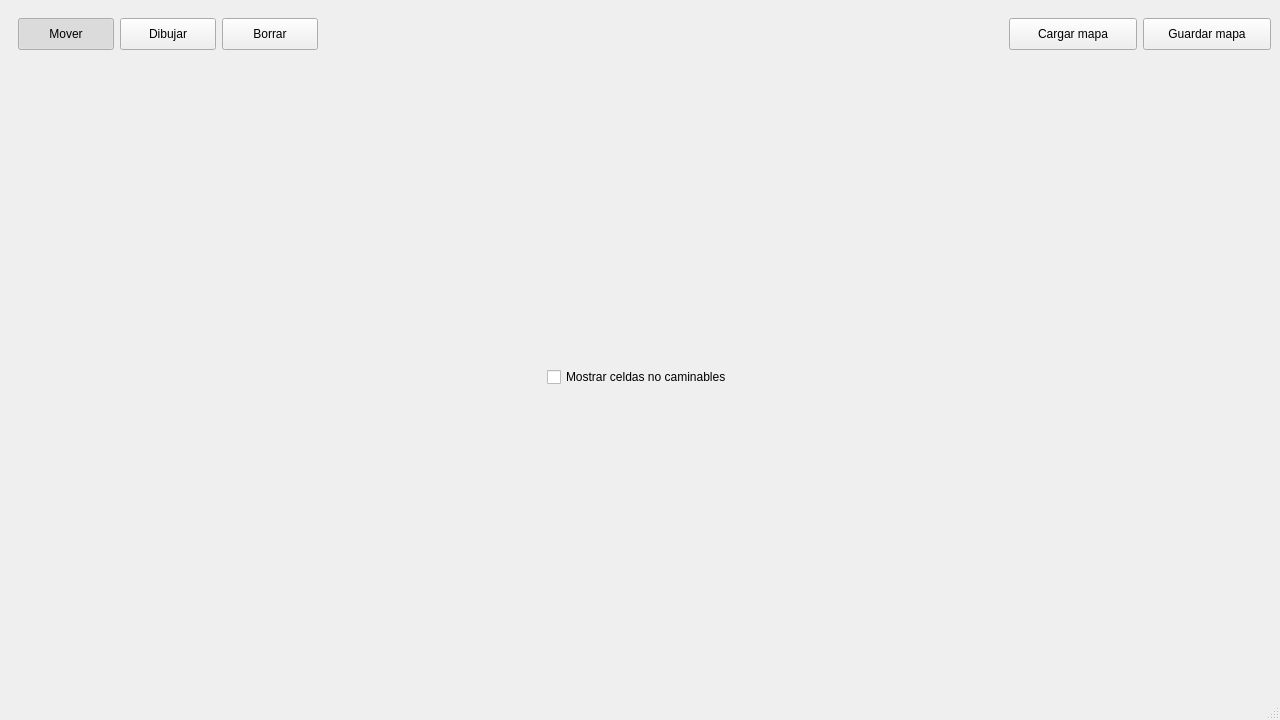
Above: editor/ui/editor.ui from Nicolas-Olivieri/taller-tp-grupal before the change. Below: the same form after it.
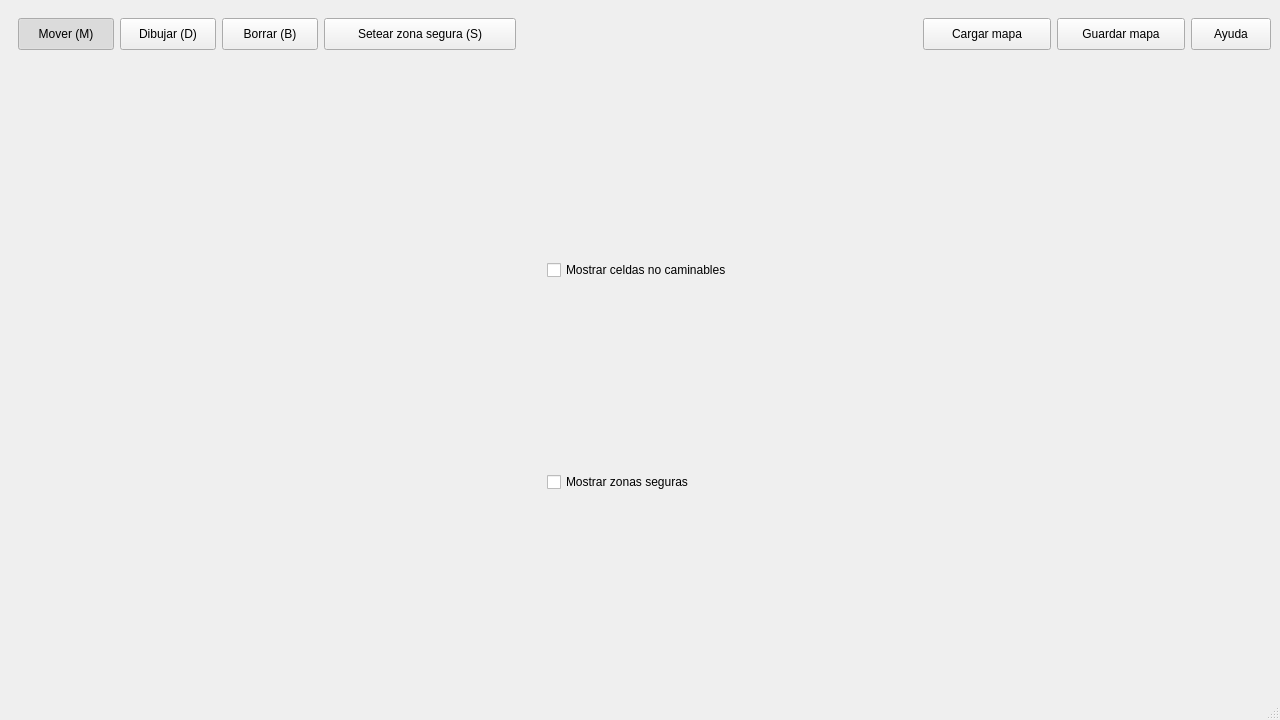
That is the form after the change. Icons and pictures are not drawn.

Commit message: Agrega zonas seguras al editor y persistencia - Info de zonas seguras se almacena a nivel lógico y visual - Se persiste en la parte binaria para el servidor y puede levantarse de manera correcta la información - Agrega bioma a Tile - Falta guardar la info de zona segura en un formato más amigable en .bin para la recuperación en editor

```diff
--- a/editor/ui/editor.ui
+++ b/editor/ui/editor.ui
@@ -44,7 +44,7 @@
             </size>
            </property>
            <property name="text">
-            <string>Mover</string>
+            <string>Mover (M)</string>
            </property>
            <property name="checkable">
             <bool>true</bool>
@@ -72,7 +72,7 @@
             </size>
            </property>
            <property name="text">
-            <string>Dibujar</string>
+            <string>Dibujar (D)</string>
            </property>
            <property name="checkable">
             <bool>true</bool>
@@ -97,7 +97,32 @@
             </size>
            </property>
            <property name="text">
-            <string>Borrar</string>
+            <string>Borrar (B)</string>
+           </property>
+           <property name="checkable">
+            <bool>true</bool>
+           </property>
+           <property name="autoExclusive">
+            <bool>true</bool>
+           </property>
+          </widget>
+         </item>
+         <item>
+          <widget class="QPushButton" name="safeZoneBtn">
+           <property name="minimumSize">
+            <size>
+             <width>192</width>
+             <height>0</height>
+            </size>
+           </property>
+           <property name="maximumSize">
+            <size>
+             <width>192</width>
+             <height>64</height>
+            </size>
+           </property>
+           <property name="text">
+            <string>Setear zona segura (S)</string>
            </property>
            <property name="checkable">
             <bool>true</bool>
@@ -167,6 +192,22 @@
         </property>
        </widget>
       </item>
+      <item>
+       <widget class="QPushButton" name="helpBtn">
+        <property name="maximumSize">
+         <size>
+          <width>96</width>
+          <height>32</height>
+         </size>
+        </property>
+        <property name="text">
+         <string>Ayuda</string>
+        </property>
+        <property name="icon">
+         <iconset theme="dialog-question"/>
+        </property>
+       </widget>
+      </item>
      </layout>
     </item>
     <item>
@@ -205,6 +246,16 @@
            </property>
           </widget>
          </item>
+         <item>
+          <widget class="QCheckBox" name="cbox_safes">
+           <property name="text">
+            <string>Mostrar zonas seguras</string>
+           </property>
+           <property name="icon">
+            <iconset theme="go-home"/>
+           </property>
+          </widget>
+         </item>
          <item>
           <layout class="QGridLayout" name="selectorWidget">
            <property name="sizeConstraint">
```
Left out of the diff: 2 changed lines with no effect on the pictures. The commit also changes 12 other files.
